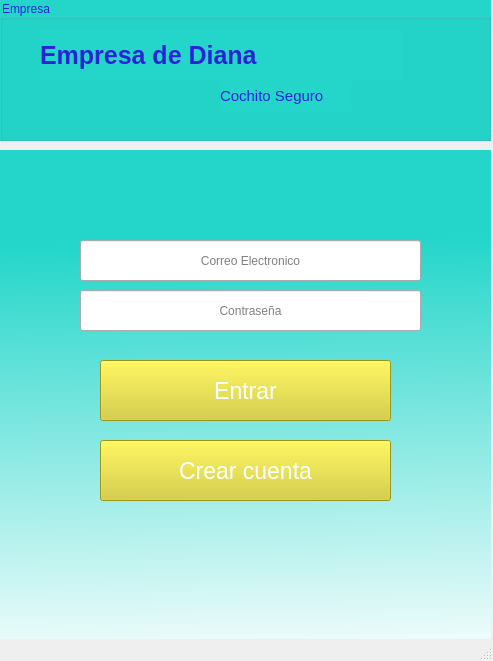
First picture: the form in Views/Login_ventana.ui, repository AngelAndreCotocCuzal/Proyecto_teoria_de_sistemas, before the edit.
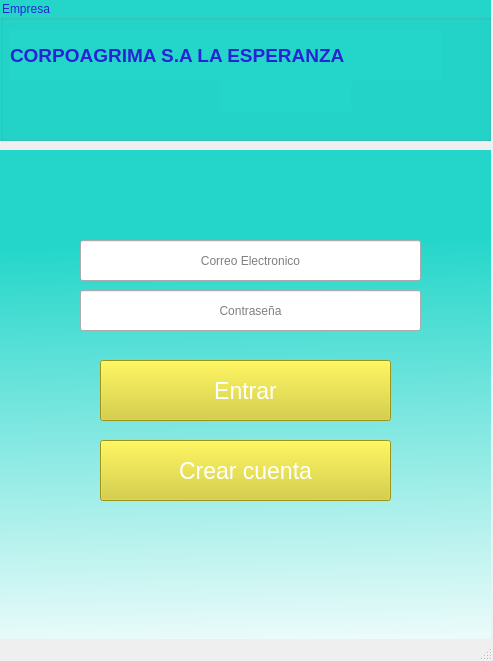
Second picture: the form after the edit.

Diff of the .ui file:
```diff
--- a/Views/Login_ventana.ui
+++ b/Views/Login_ventana.ui
@@ -33,9 +33,9 @@
     <widget class="QLabel" name="label">
      <property name="geometry">
       <rect>
-       <x>40</x>
+       <x>10</x>
        <y>30</y>
-       <width>361</width>
+       <width>431</width>
        <height>51</height>
       </rect>
      </property>
@@ -47,7 +47,7 @@
       </font>
      </property>
      <property name="text">
-      <string>Empresa de Diana</string>
+      <string>&lt;html&gt;&lt;head/&gt;&lt;body&gt;&lt;p&gt;&lt;span style=&quot; font-size:14pt;&quot;&gt;CORPOAGRIMA S.A LA ESPERANZA&lt;/span&gt;&lt;/p&gt;&lt;/body&gt;&lt;/html&gt;</string>
      </property>
     </widget>
     <widget class="QLabel" name="label_2">
@@ -65,7 +65,7 @@
       </font>
      </property>
      <property name="text">
-      <string>Cochito Seguro</string>
+      <string/>
      </property>
     </widget>
    </widget>
```
